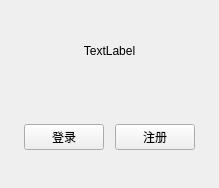
First picture: the form in res/UI/UserLogin.ui, repository OneLight-Develop-Team/Zeus, before the edit.
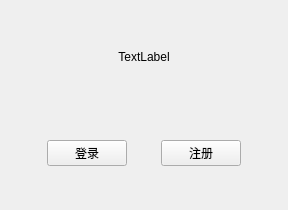
Second picture: the form after the edit.

Patch:
```diff
--- a/res/UI/UserLogin.ui
+++ b/res/UI/UserLogin.ui
@@ -6,8 +6,8 @@
    <rect>
     <x>0</x>
     <y>0</y>
-    <width>219</width>
-    <height>188</height>
+    <width>288</width>
+    <height>210</height>
    </rect>
   </property>
   <property name="windowTitle">
```
Left out of the diff: 2 changed lines with no effect on the pictures.
